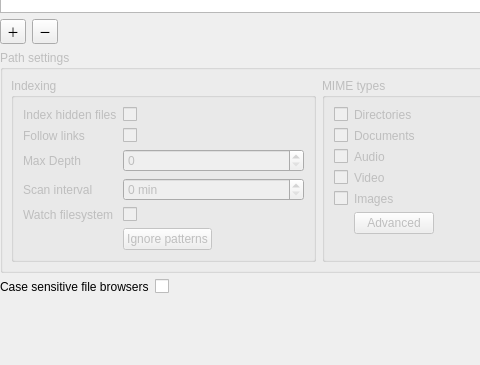
Above: files/src/configwidget.ui from albertlauncher/plugins before the change; both pictures show x 0 to 480 and y 241 to 606 of the 637 by 606 pixel window. Below: the same form after it.
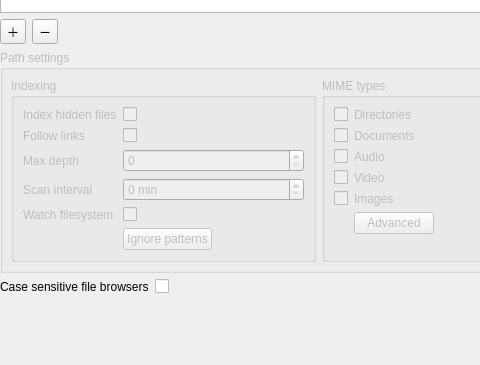
That is the form after the change.

What changed in the file:
```diff
--- a/files/src/configwidget.ui
+++ b/files/src/configwidget.ui
@@ -146,7 +146,7 @@
            <item row="2" column="0">
             <widget class="QLabel" name="label_depth">
              <property name="text">
-              <string>Max Depth</string>
+              <string>Max depth</string>
              </property>
             </widget>
            </item>
```
Left out of the diff: 2 changed lines with no effect on the pictures.
